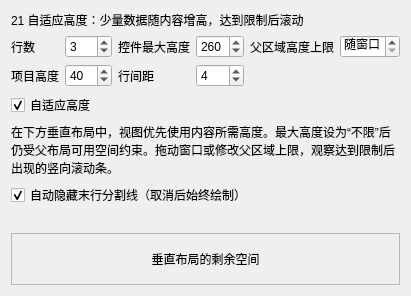
Qt form examples/list_capabilities/21_auto_height/auto_height.ui (daonvshu/qt-virtual-item-views) before a commit.
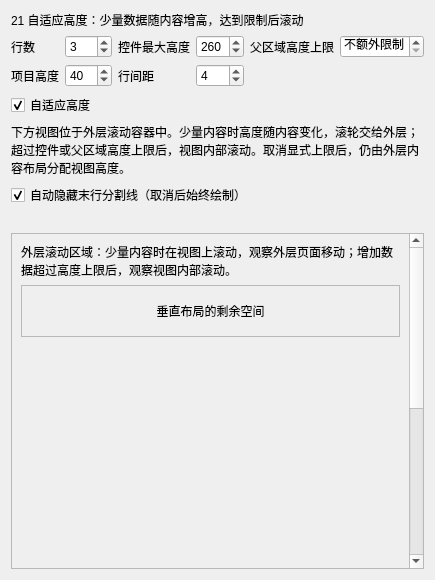
The same form after that commit.

Commit message: fix: preserve nested auto-height and honor visible frame edges

Diff of the .ui file:
```diff
--- a/examples/list_capabilities/21_auto_height/auto_height.ui
+++ b/examples/list_capabilities/21_auto_height/auto_height.ui
@@ -2,7 +2,7 @@
 <ui version="4.0">
  <class>ListAutoHeightExample</class>
  <widget class="QWidget" name="ListAutoHeightExample">
-  <layout class="QVBoxLayout" name="pageLayout">
+  <layout class="QVBoxLayout" name="pageLayout" stretch="0,0,0,0,0,0,1">
    <item><widget class="QLabel" name="titleLabel"><property name="text"><string>21 自适应高度：少量数据随内容增高，达到限制后滚动</string></property><property name="wordWrap"><bool>true</bool></property></widget></item>
    <item><layout class="QGridLayout" name="controlsLayout">
     <item row="0" column="0"><widget class="QLabel" name="rowCountSpinLabel"><property name="text"><string>行数</string></property><property name="buddy"><cstring>rowCountSpin</cstring></property></widget></item>
@@ -10,7 +10,7 @@
     <item row="0" column="2"><widget class="QLabel" name="maxHeightSpinLabel"><property name="text"><string>控件最大高度</string></property><property name="buddy"><cstring>maxHeightSpin</cstring></property></widget></item>
     <item row="0" column="3"><widget class="QSpinBox" name="maxHeightSpin"><property name="maximum"><number>800</number></property><property name="value"><number>260</number></property><property name="specialValueText"><string>不限</string></property></widget></item>
     <item row="0" column="4"><widget class="QLabel" name="parentLimitSpinLabel"><property name="text"><string>父区域高度上限</string></property><property name="buddy"><cstring>parentLimitSpin</cstring></property></widget></item>
-    <item row="0" column="5"><widget class="QSpinBox" name="parentLimitSpin"><property name="maximum"><number>800</number></property><property name="value"><number>0</number></property><property name="specialValueText"><string>随窗口</string></property></widget></item>
+    <item row="0" column="5"><widget class="QSpinBox" name="parentLimitSpin"><property name="maximum"><number>800</number></property><property name="value"><number>0</number></property><property name="specialValueText"><string>不额外限制</string></property></widget></item>
     <item row="1" column="0"><widget class="QLabel" name="heightSpinLabel"><property name="text"><string>项目高度</string></property><property name="buddy"><cstring>heightSpin</cstring></property></widget></item>
     <item row="1" column="1"><widget class="QSpinBox" name="heightSpin"><property name="minimum"><number>24</number></property><property name="maximum"><number>120</number></property><property name="value"><number>40</number></property></widget></item>
     <item row="1" column="2"><widget class="QLabel" name="spacingSpinLabel"><property name="text"><string>行间距</string></property><property name="buddy"><cstring>spacingSpin</cstring></property></widget></item>
@@ -23,10 +23,20 @@
 
     <item><spacer name="toggleSpacer"><property name="orientation"><enum>Qt::Horizontal</enum></property><property name="sizeHint" stdset="0"><size><width>10</width><height>1</height></size></property></spacer></item>
    </layout></item>
-   <item><widget class="QLabel" name="hintLabel"><property name="wordWrap"><bool>true</bool></property><property name="text"><string>在下方垂直布局中，视图优先使用内容所需高度。最大高度设为“不限”后仍受父布局可用空间约束。拖动窗口或修改父区域上限，观察达到限制后出现的竖向滚动条。</string></property></widget></item>
+   <item><widget class="QLabel" name="hintLabel"><property name="wordWrap"><bool>true</bool></property><property name="text"><string>下方视图位于外层滚动容器中。少量内容时高度随内容变化，滚轮交给外层；超过控件或父区域高度上限后，视图内部滚动。取消显式上限后，仍由外层内容布局分配视图高度。</string></property></widget></item>
    <item><widget class="QCheckBox" name="autoHideTrailingLineCheck"><property name="text"><string>自动隐藏末行分割线（取消后始终绘制）</string></property><property name="checked"><bool>true</bool></property></widget></item>
    <item><widget class="QLabel" name="statusLabel"><property name="wordWrap"><bool>true</bool></property><property name="text"><string/></property></widget></item>
+   <item><widget class="QScrollArea" name="outerScrollArea">
+    <property name="widgetResizable"><bool>true</bool></property>
+    <property name="minimumSize"><size><width>0</width><height>160</height></size></property>
+    <widget class="QWidget" name="scrollContent">
+     <layout class="QVBoxLayout" name="outerContentLayout">
+      <item><widget class="QLabel" name="outerHint">
+       <property name="wordWrap"><bool>true</bool></property>
+       <property name="text"><string>外层滚动区域：少量内容时在视图上滚动，观察外层页面移动；增加数据超过高度上限后，观察视图内部滚动。</string></property>
+      </widget></item>
    <item><widget class="QFrame" name="previewHost">
+       <property name="sizePolicy"><sizepolicy hsizetype="Expanding" vsizetype="Maximum"><horstretch>0</horstretch><verstretch>0</verstretch></sizepolicy></property>
     <property name="frameShape"><enum>QFrame::StyledPanel</enum></property>
     <layout class="QVBoxLayout" name="previewLayout">
      <item><widget class="QLabel" name="remainingLabel">
@@ -36,6 +46,11 @@
       <property name="alignment"><set>Qt::AlignCenter</set></property>
      </widget></item>
     </layout>
+      </widget></item>
+      <item><spacer name="outerSpacer"><property name="sizeType"><enum>QSizePolicy::MinimumExpanding</enum></property><property name="orientation"><enum>Qt::Vertical</enum></property><property name="sizeHint" stdset="0"><size><width>20</width><height>500</height></size></property></spacer></item>
+      <item><widget class="QLabel" name="outerBottom"><property name="text"><string>外层内容底部</string></property></widget></item>
+     </layout>
+    </widget>
    </widget></item>
   </layout>
  </widget>
```
Lines whose indentation alone changed are shown as unchanged. The commit also changes 24 other files.
